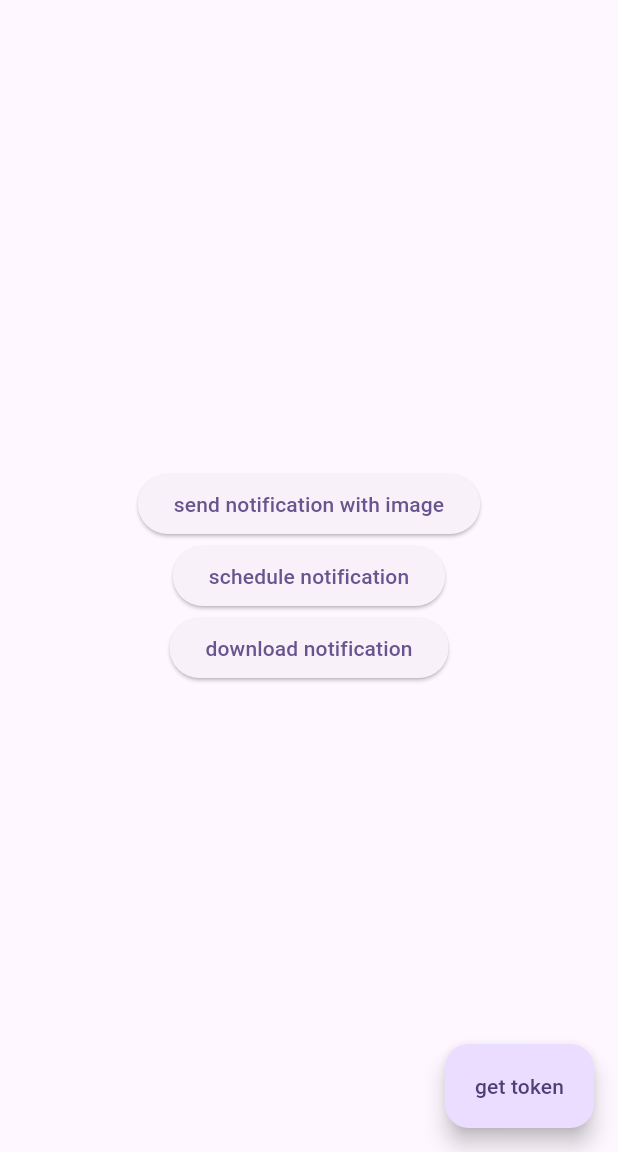
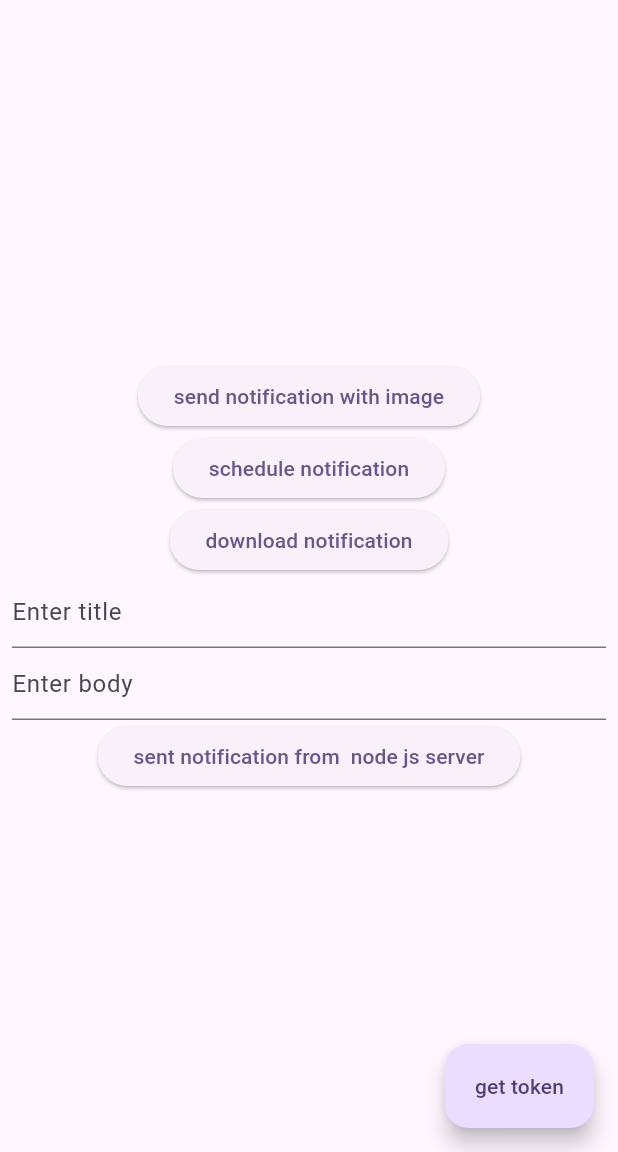
Before and after one commit to moury12/notification-service, a Flutter app: the screen it shows after launch, on a phone screen of 412 x 824 dp, the part 84-1236 px from its top. Run offline on Flutter 3.47's test engine with Material 3 defaults, Android fonts, the light colour scheme and no system bars; our stand-ins replace dio, firebase_core, firebase_messaging, flutter_local_notifications, open_filex, timezone; accounts and stored records are empty.

Commit message:
feat: notification from api

```diff
--- /dev/null
+++ b/lib/api_service.dart
@@ -0,0 +1,26 @@
+
+import 'package:dio/dio.dart';
+
+class ApiService{
+   String baseUrl ='https://notification-server-7x4h.onrender.com';
+   Dio dio =Dio();
+   Future<void> sentNotification(
+       String title,
+       String body,
+       String token
+       )async{
+try{
+   final response = await dio.post('${baseUrl}/send',data:{
+      "fcm_token": token,
+      "title": title,
+      "body": body
+   } ,
+       options: Options(headers: {
+          'Content-Type': 'application/json',
+       })
+   ); print('Response data: ${response.data}');
+}catch(e){
+   print('Error occurred: $e');
+}
+   }
+}
--- a/lib/main.dart
+++ b/lib/main.dart
@@ -2,12 +2,13 @@ import 'dart:async';
 import 'package:firebase_core/firebase_core.dart';
 import 'package:firebase_messaging/firebase_messaging.dart';
 import 'package:flutter/material.dart';
+import 'package:notification_service/api_service.dart';
 import 'package:notification_service/download_content.dart';
 import 'package:notification_service/notification.dart';
 import 'package:timezone/data/latest.dart' as tz;
+
 @pragma('vm:entry-point')
 Future<void> firebaseMessagingBackgroundHandler(RemoteMessage message) async {
-
   await Firebase.initializeApp();
   NotificationService.initNotification();
   // if (message.data.isNotEmpty) {
@@ -27,6 +28,7 @@ Future<void> firebaseMessagingBackgroundHandler(RemoteMessage message) async {
 //     );
 //   }
 }
+
 void main() async {
   WidgetsFlutterBinding.ensureInitialized();
   await Firebase.initializeApp();
@@ -64,7 +66,6 @@ void main() async {
   runApp(const MyApp());
 }
 
-
 class MyApp extends StatelessWidget {
   const MyApp({super.key});
 
@@ -94,7 +95,8 @@ class MyHomePage extends StatefulWidget {
 class _MyHomePageState extends State<MyHomePage> {
   TimeOfDay? selectedTime;
   DateTime? scheduleTime;
-
+  TextEditingController titleController = TextEditingController();
+  TextEditingController bodyController = TextEditingController();
   TextEditingController numberOfDaysController = TextEditingController();
   @override
   Widget build(BuildContext context) {
@@ -104,6 +106,8 @@ class _MyHomePageState extends State<MyHomePage> {
         title: Text('notification'),
       ),
       body: Center(
+        child: Padding(
+          padding: const EdgeInsets.all(8.0),
           child: Column(
             mainAxisAlignment: MainAxisAlignment.center,
             children: <Widget>[
@@ -172,8 +176,25 @@ class _MyHomePageState extends State<MyHomePage> {
                           builder: (context) => DownloadContent(),
                         ));
                   },
-                child: Text('download notification'))
+                  child: Text('download notification')),
+              TextField(
+                decoration: InputDecoration(hintText: "Enter title"),
+                controller: titleController,
+              ),
+              TextField(
+                decoration: InputDecoration(hintText: "Enter body"),
+                controller: bodyController,
+              ),
+              ElevatedButton(
+                  onPressed: () {
+                    FirebaseMessaging.instance.getToken().then((value) {
+                      ApiService().sentNotification(titleController.text.isEmpty?'null':titleController.text,
+                          bodyController.text.isEmpty?'null':bodyController.text, value.toString());
+                    });
+                  },
+                  child: Text('sent notification from  node js server')),
             ],
+          ),
         ),
       ),
       floatingActionButton: FloatingActionButton.extended(
--- a/pubspec.yaml
+++ b/pubspec.yaml
@@ -42,6 +42,7 @@ dependencies:
   dio: ^5.6.0
   open_filex: ^4.5.0
   firebase_analytics: ^11.3.0
+
 
 
 dev_dependencies:
```
Lines whose indentation alone changed are shown as unchanged.
